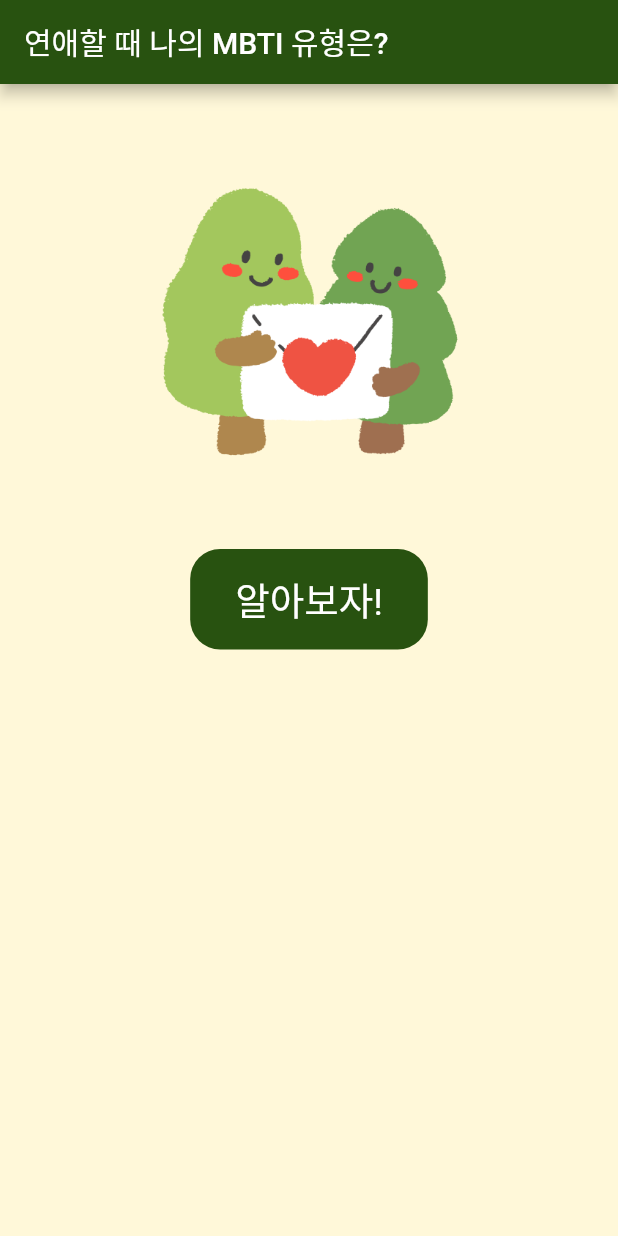
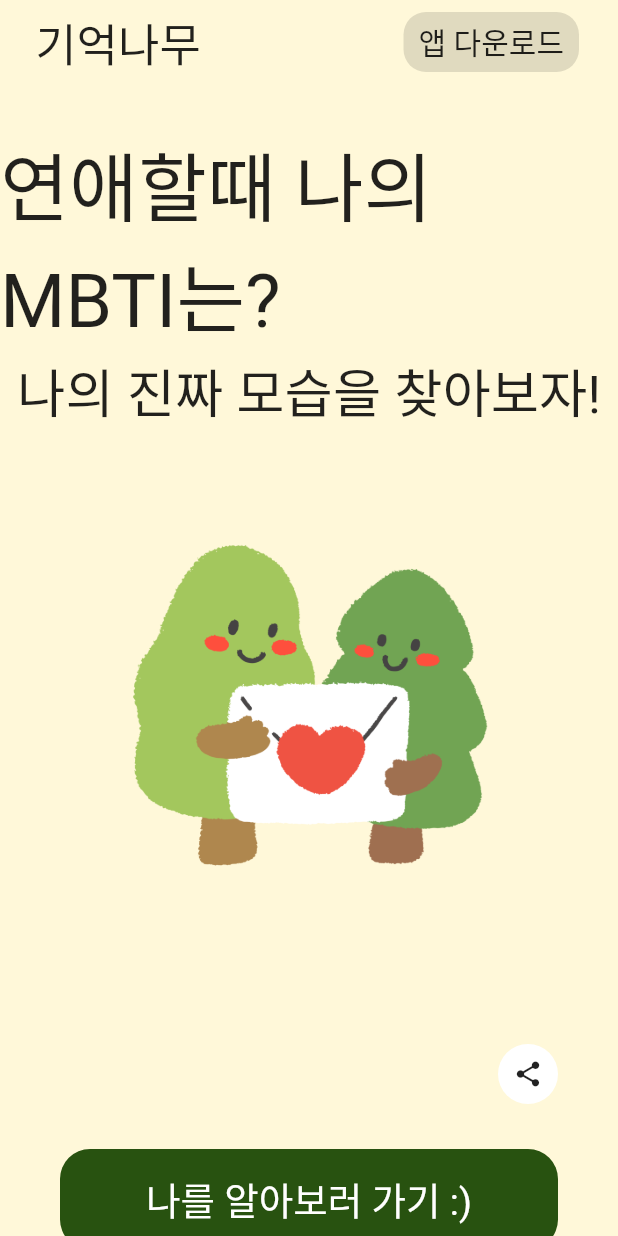
Before and after one commit to kohry/mbti, a Flutter app: the screen it shows after launch, on a phone screen of 412 x 824 dp. Run offline on Flutter 3.47's test engine with Material 2 defaults, Android fonts, the phone set to English and light mode, and no system bars; our stand-ins replace share_plus; Roboto replaces fonts that are missing (Mini).

Commit message:
init commit

```diff
--- a/lib/common/ui.dart
+++ b/lib/common/ui.dart
@@ -8,18 +8,24 @@ class UI {
           callback();
         },
       child:  Container(
+        width: double.infinity,
         decoration: BoxDecoration(
           borderRadius: BorderRadius.all(Radius.circular(20)),
           color: Color.fromRGBO(40, 82, 16, 1.0),
         ),
       padding: EdgeInsets.fromLTRB(30, 15, 30, 15),
+      margin: EdgeInsets.fromLTRB(40, 10, 40, 10),
 
-      child: UI.textA(msg, color: Colors.white)
+      child: UI.textACenter(msg, color: Colors.white)
     ));
   }
 
   static Text textA(String str, {Color color = Colors.black87, double size = 25, }) {
     return Text(str, style: TextStyle(fontFamily: 'Mini', fontSize: size, color: color, decoration: TextDecoration.none));
+  }
+
+  static Text textACenter(String str, {Color color = Colors.black87, double size = 25, }) {
+    return Text(str,textAlign: TextAlign.center, style: TextStyle( fontFamily: 'Mini', fontSize: size, color: color, decoration: TextDecoration.none));
   }
 
   static Widget container(Widget widget, {Color color = Colors.white54}) {
--- a/lib/screen/main.dart
+++ b/lib/screen/main.dart
@@ -19,15 +19,64 @@ class FirstRoute extends StatelessWidget {
     return Scaffold(
       backgroundColor: const Color.fromRGBO(255, 248, 217, 1.0),
       appBar: AppBar(
-        backgroundColor: Color.fromRGBO(40, 82, 16, 1.0),
-        title: const Text('연애할 때 나의 MBTI 유형은?'),
+        backgroundColor: Color.fromRGBO(255,248,217,1.0),
+        elevation: 0,
+        title: Row(
+          children: [
+            UI.textA(' 기억나무', size: 30),
+            Spacer(),
+            Container(
+              padding: EdgeInsets.fromLTRB(10, 5, 10, 5),
+              decoration: BoxDecoration(
+                borderRadius: BorderRadius.all(Radius.circular(15)),
+                color: Colors.black12
+              ),
+              child: UI.textA('앱 다운로드', size: 20),
+            ),
+            Container(width: 10,)
+          ],
+        )
+
       ),
-      body: Center(
+      body: Center(child:
+        Container(
+        // decoration: BoxDecoration(
+        //     gradient: LinearGradient(
+        //       begin: Alignment.topCenter,
+        //       end: Alignment.bottomCenter,
+        //       colors: [
+        //         Colors.blue,
+        //         Colors.red,
+        //       ],
+        //     )
+        // ),
+
         child: Column(
           children: [
-            UI.getPngFromPathNoAlign("assets/images/icon.png"),
+            Container(height: 30,),
+            UI.textA('연애할때 나의 MBTI는?', size: 50),
+            UI.textA('나의 진짜 모습을 찾아보자!', size: 35),
+            Spacer(),
+            UI.getPngFromPathNoAlign("assets/images/icon.png", width: 300, height: 300),
+            Container(height: 50,),
+            Spacer(),
+            Row(
+              mainAxisAlignment: MainAxisAlignment.end,
+              children: [
+                Container(
+                  padding: EdgeInsets.fromLTRB(10, 10, 10, 10),
+                  decoration: BoxDecoration(
+                    borderRadius: BorderRadius.all(Radius.circular(35)),
+                    color: Colors.white
+                  ),
+                  child: Icon(Icons.share, size: 20,color: Colors.black87,),
+                ),
+                Container(width: 40,),
+              ],
+            ),
 
-            UI.button('알아보자!', (){
+            Container(height: 20,),
+            UI.button('나를 알아보러 가기 :)', (){
               Common.questionList = Iterable<int>.generate(QUESTION_COUNT).map((e) => e+1).toList()..shuffle();
               Common.answers = [0,0,0,0,0,0,0,0,0,0,0,0];
 
@@ -37,10 +86,12 @@ class FirstRoute extends StatelessWidget {
                 context,
                 MaterialPageRoute(builder: (context) => Question(0)),
               );
-            })
+            }),
+            Container(height: 50,)
 
           ],
         )
+    )
       ),
     );
   }
```
